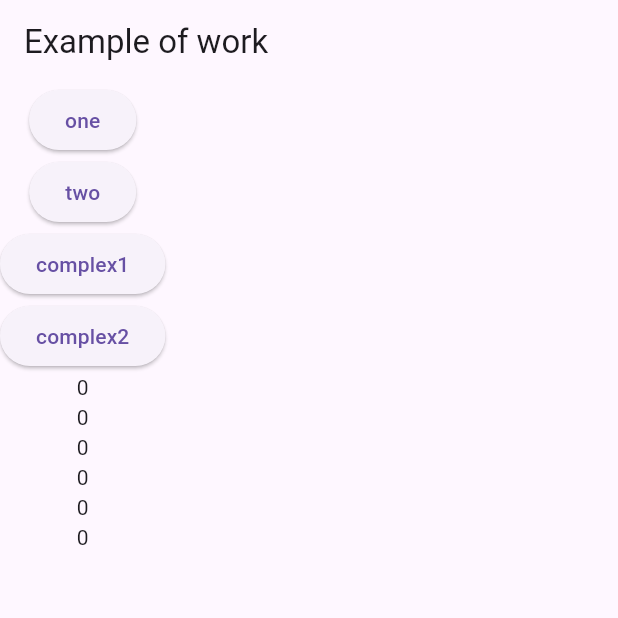
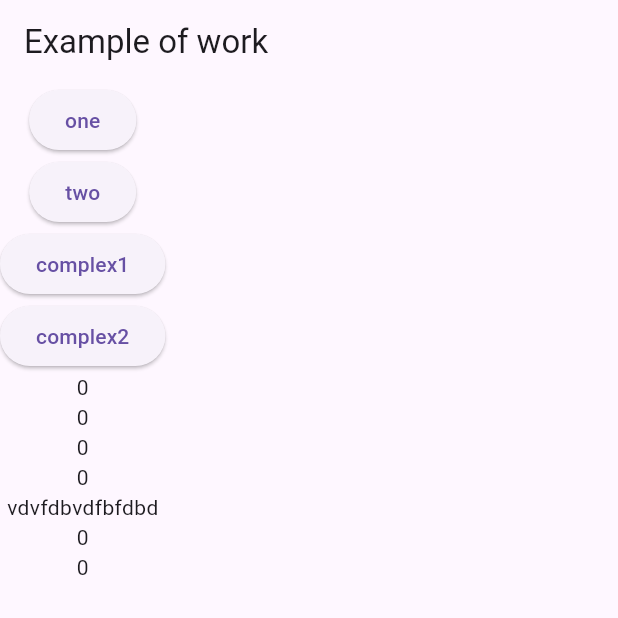
Before and after one commit to DanielZiborov/work-with-provider, a Flutter app: the screen it shows after launch, on a phone screen of 412 x 824 dp, the top half of it. Run offline on Flutter 3.47's test engine with Material 3 defaults, Android fonts, the phone set to English and light mode, and no system bars.

Commit message:
consumer child

```diff
--- a/lib/widgets/example_widget.dart
+++ b/lib/widgets/example_widget.dart
@@ -103,10 +103,19 @@ class _View extends StatelessWidget {
             const _TwoWidget(),
             const _ThreeWidget(),
             const _FourWidget(),
-            Consumer<Model>(builder: (context, model, _) {
-              return Text("${model.one}");
-            }),
-            Consumer2<Model,ForExample>(builder: (context,model,forExample,_){
+            Consumer<Model>(
+              builder: (context, model, child) {
+                return Column(
+                  children: [
+                    child ?? const SizedBox.shrink(),
+                    Text("${model.one}"),
+                  ],
+                );
+              },
+              child: const Text("vdvfdbvdfbfdbd"),
+            ),
+            Consumer2<Model, ForExample>(
+                builder: (context, model, forExample, _) {
               return Text("${model.one}");
             }),
           ],
```
